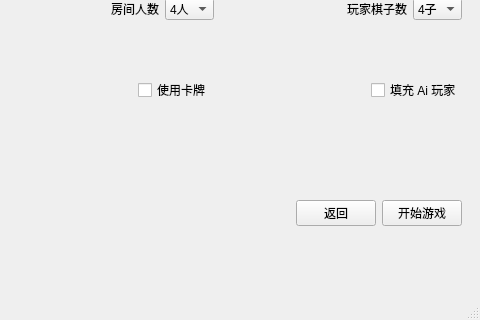
This is client/src/MainWindow.ui in Kez-Jo1909/NO_Flychess as Qt 5 draws it before an edit; both pictures show x 520 to 1000 and y 430 to 750 of the 1000 by 750 pixel window. The edited form follows.
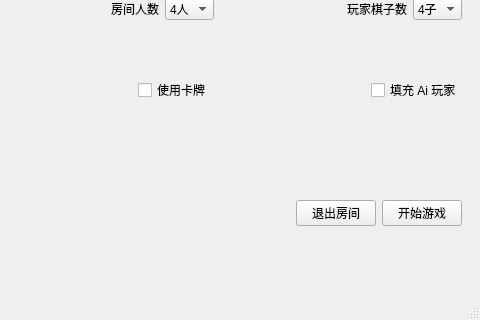
This is the edited form. The open tabs and pages were chosen to show the change.

Commit message: [fix]退出重连

Patch:
```diff
--- a/client/src/MainWindow.ui
+++ b/client/src/MainWindow.ui
@@ -646,7 +646,7 @@
                 <item>
                  <widget class="QPushButton" name="PreparePageExitButton">
                   <property name="text">
-                   <string>返回</string>
+                   <string>退出房间</string>
                   </property>
                  </widget>
                 </item>
```
Left out of the diff: 5 changed lines with no effect on the pictures. The commit also changes 5 other files.
